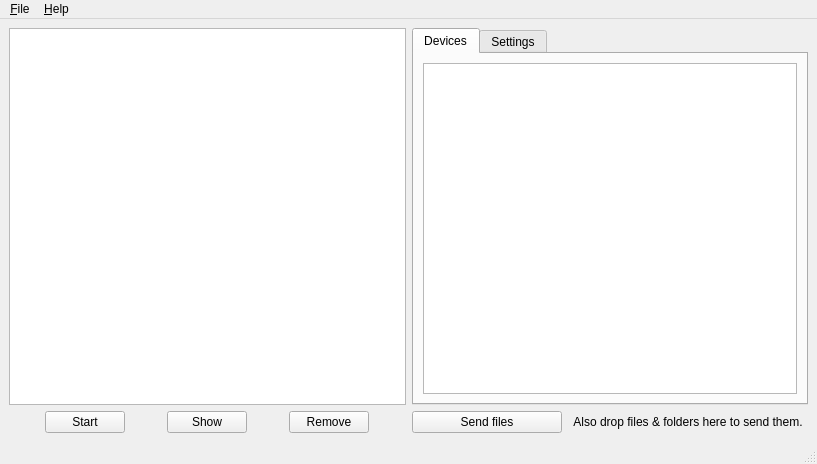
Before: the Qt Designer form src/ui/MainWindow.ui in trebleshot/desktop, drawn with Qt 5.
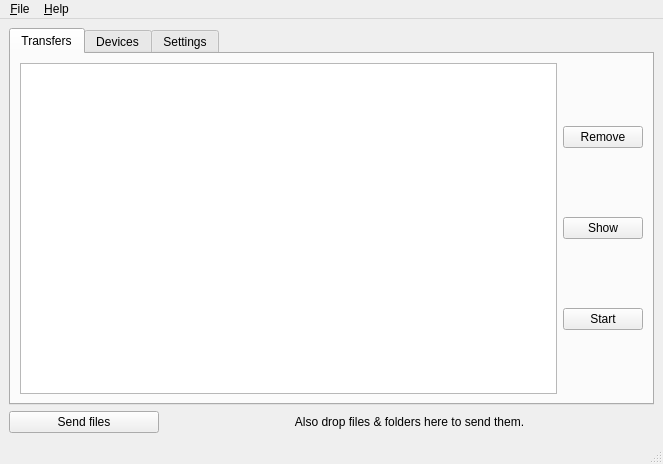
After: the same form once the commit is applied.

Patch:
```diff
--- a/src/ui/MainWindow.ui
+++ b/src/ui/MainWindow.ui
@@ -6,7 +6,7 @@
    <rect>
     <x>0</x>
     <y>0</y>
-    <width>817</width>
+    <width>663</width>
     <height>464</height>
    </rect>
   </property>
@@ -40,7 +40,19 @@
    </property>
    <layout class="QHBoxLayout" name="horizontalLayout_16">
     <item>
-     <layout class="QVBoxLayout" name="verticalLayout_9">
+     <layout class="QVBoxLayout" name="verticalLayout_3">
+      <item>
+       <widget class="QTabWidget" name="tabWidget">
+        <property name="currentIndex">
+         <number>0</number>
+        </property>
+        <widget class="QWidget" name="tab_2">
+         <attribute name="title">
+          <string>Transfers</string>
+         </attribute>
+         <layout class="QHBoxLayout" name="horizontalLayout_3">
+          <item>
+           <layout class="QHBoxLayout" name="horizontalLayout_4">
       <item>
        <widget class="QTreeView" name="transfersTreeView">
         <property name="sizePolicy">
@@ -70,33 +82,7 @@
        </widget>
       </item>
       <item>
-       <layout class="QHBoxLayout" name="horizontalLayout_15">
-        <item>
-         <widget class="QPushButton" name="startPauseButton">
-          <property name="sizePolicy">
-           <sizepolicy hsizetype="Fixed" vsizetype="Fixed">
-            <horstretch>0</horstretch>
-            <verstretch>0</verstretch>
-           </sizepolicy>
-          </property>
-          <property name="text">
-           <string>Start</string>
-          </property>
-         </widget>
-        </item>
-        <item>
-         <widget class="QPushButton" name="showButton">
-          <property name="sizePolicy">
-           <sizepolicy hsizetype="Fixed" vsizetype="Fixed">
-            <horstretch>0</horstretch>
-            <verstretch>0</verstretch>
-           </sizepolicy>
-          </property>
-          <property name="text">
-           <string>Show</string>
-          </property>
-         </widget>
-        </item>
+             <layout class="QVBoxLayout" name="verticalLayout_2">
         <item>
          <widget class="QPushButton" name="removeButton">
           <property name="sizePolicy">
@@ -110,17 +96,38 @@
           </property>
          </widget>
         </item>
+              <item>
+               <widget class="QPushButton" name="showButton">
+                <property name="sizePolicy">
+                 <sizepolicy hsizetype="Fixed" vsizetype="Fixed">
+                  <horstretch>0</horstretch>
+                  <verstretch>0</verstretch>
+                 </sizepolicy>
+                </property>
+                <property name="text">
+                 <string>Show</string>
+                </property>
+               </widget>
+              </item>
+              <item>
+               <widget class="QPushButton" name="startPauseButton">
+                <property name="sizePolicy">
+                 <sizepolicy hsizetype="Fixed" vsizetype="Fixed">
+                  <horstretch>0</horstretch>
+                  <verstretch>0</verstretch>
+                 </sizepolicy>
+                </property>
+                <property name="text">
+                 <string>Start</string>
+                </property>
+               </widget>
+              </item>
        </layout>
       </item>
      </layout>
     </item>
-    <item>
-     <layout class="QVBoxLayout" name="verticalLayout_3">
-      <item>
-       <widget class="QTabWidget" name="tabWidget">
-        <property name="currentIndex">
-         <number>0</number>
-        </property>
+         </layout>
+        </widget>
         <widget class="QWidget" name="tabDevices">
          <attribute name="title">
           <string>Devices</string>
@@ -259,7 +266,7 @@
     <rect>
      <x>0</x>
      <y>0</y>
-     <width>817</width>
+     <width>663</width>
      <height>21</height>
     </rect>
    </property>
```
Lines whose indentation alone changed are shown as unchanged.
